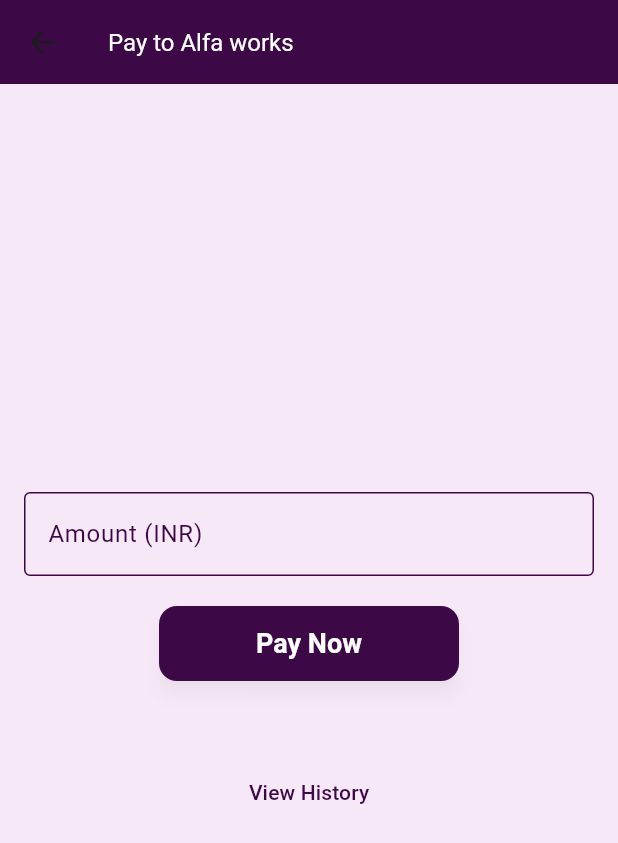
After one commit to Ansinarose/cutomer_app, a Flutter app: the PaymentsScreen screen opened directly, on a phone screen of 412 x 824 dp. The commit adds this screen. Shown: the top 843 px of the screen. Run offline on Flutter 3.47's test engine with Material 3 defaults, Android fonts, the light colour scheme and no system bars; our stand-ins replace bloc, carousel_slider, cloud_firestore, curved_navigation_bar, equatable, firebase_auth and 8 more; missing offline and left inert: razorpay_flutter; accounts and stored records are empty.

Commit message:
test payment done with company app,and history also showing

```diff
--- /dev/null
+++ b/lib/features/payment/views/payment_screen.dart
@@ -0,0 +1,86 @@
+import 'package:customer_application/common/constants/app_button_styles.dart';
+import 'package:customer_application/common/constants/app_colors.dart';
+import 'package:customer_application/common/constants/app_text_styles.dart';
+import 'package:customer_application/features/payment/views/payment_history_screen.dart';
+import 'package:flutter/material.dart';
+import 'package:customer_application/services/razorpay_service.dart';
+
+class PaymentsScreen extends StatefulWidget {
+  @override
+  _PaymentsScreenState createState() => _PaymentsScreenState();
+}
+
+class _PaymentsScreenState extends State<PaymentsScreen> {
+  final RazorpayService _razorpayService = RazorpayService();
+  final TextEditingController _amountController = TextEditingController();
+
+  @override
+  void dispose() {
+    _razorpayService.dispose();
+    _amountController.dispose();
+    super.dispose();
+  }
+
+  @override
+  Widget build(BuildContext context) {
+    return Scaffold(
+      backgroundColor: AppColors.scaffoldBackgroundcolor,
+      appBar: AppBar(
+        backgroundColor: AppColors.textPrimaryColor,
+        title: Text('Pay to Alfa works', style: AppTextStyles.whiteBody),
+      ),
+      body: Padding(
+        padding: const EdgeInsets.all(16.0),
+        child: Column(
+          mainAxisAlignment: MainAxisAlignment.center,
+          children: [
+            TextField(
+              controller: _amountController,
+              keyboardType: TextInputType.number,
+              decoration: InputDecoration(
+                labelText: 'Amount (INR)',
+                labelStyle: TextStyle(color: AppColors.textPrimaryColor),
+                border: OutlineInputBorder(
+                  borderSide: BorderSide(color: AppColors.textPrimaryColor),
+                ),
+                enabledBorder: OutlineInputBorder(
+                  borderSide: BorderSide(color: AppColors.textPrimaryColor),
+                ),
+                focusedBorder: OutlineInputBorder(
+                  borderSide: BorderSide(color: AppColors.textPrimaryColor),
+                ),
+              ),
+            ),
+            SizedBox(height: 20),
+            ElevatedButton(
+              style: AppButtonStyles.largeButton,
+              child: Text('Pay Now'),
+              onPressed: () {
+                if (_amountController.text.isNotEmpty) {
+                  double amount = double.parse(_amountController.text);
+                  _razorpayService.initiatePayment(amount);
+                } else {
+                  ScaffoldMessenger.of(context).showSnackBar(
+                    SnackBar(content: Text('Please enter an amount')),
+                  );
+                }
+              },
+            ),
+            SizedBox(height: 50,),
+            TextButton(
+              onPressed: () {
+                Navigator.of(context).push(
+                  MaterialPageRoute(builder: (context) => PaymentHistoryScreen()),
+                );
+              },
+              child: Text(
+                'View History',
+                style: TextStyle(color: AppColors.textPrimaryColor),
+              ),
+            ),
+          ],
+        ),
+      ),
+    );
+  }
+}
--- /dev/null
+++ b/lib/services/razorpay_service.dart
@@ -0,0 +1,72 @@
+import 'package:razorpay_flutter/razorpay_flutter.dart';
+import 'package:flutter/material.dart';
+import 'package:firebase_auth/firebase_auth.dart';
+import 'package:cloud_firestore/cloud_firestore.dart';
+
+class RazorpayService {
+  static const String _keyId = 'rzp_test_8xlE5n49iITFkd';
+  late Razorpay _razorpay;
+  final FirebaseFirestore _firestore = FirebaseFirestore.instance;
+  double _lastAmount = 0;
+
+  RazorpayService() {
+    _razorpay = Razorpay();
+    _razorpay.on(Razorpay.EVENT_PAYMENT_SUCCESS, _handlePaymentSuccess);
+    _razorpay.on(Razorpay.EVENT_PAYMENT_ERROR, _handlePaymentError);
+    _razorpay.on(Razorpay.EVENT_EXTERNAL_WALLET, _handleExternalWallet);
+  }
+
+  void initiatePayment(double amount) {
+    _lastAmount = amount;
+    var options = {
+      'key': _keyId,
+      'amount': (amount * 100).toInt(),
+      'name': 'Your Company Name',
+      'description': 'Test Payment',
+      'prefill': {
+        'contact': FirebaseAuth.instance.currentUser?.phoneNumber ?? '',
+        'email': FirebaseAuth.instance.currentUser?.email ?? '',
+      },
+      'external': {
+        'wallets': ['paytm']
+      }
+    };
+
+    try {
+      _razorpay.open(options);
+    } catch (e) {
+      debugPrint('Error: $e');
+    }
+  }
+
+  void _handlePaymentSuccess(PaymentSuccessResponse response) async {
+    print("Payment successful");
+    print("Payment ID: ${response.paymentId}");
+    print("Order ID: ${response.orderId}");
+    print("Signature: ${response.signature}");
+
+    // Save payment details to Firestore
+    await _firestore.collection('payments').add({
+      'amount': _lastAmount,
+      'paymentId': response.paymentId,
+      'orderId': response.orderId,
+      'signature': response.signature,
+      'date': DateTime.now().toIso8601String(),
+      'customerId': FirebaseAuth.instance.currentUser?.uid,
+    });
+  }
+
+  void _handlePaymentError(PaymentFailureResponse response) {
+    print("Payment failed");
+    print("Error code: ${response.code}");
+    print("Error message: ${response.message}");
+  }
+
+  void _handleExternalWallet(ExternalWalletResponse response) {
+    print("External wallet selected: ${response.walletName}");
+  }
+
+  void dispose() {
+    _razorpay.clear();
+  }
+}
--- a/pubspec.yaml
+++ b/pubspec.yaml
@@ -50,6 +50,7 @@ dependencies:
   smooth_page_indicator: ^1.1.0
   shared_preferences: ^2.2.3
   intl: ^0.19.0
+  razorpay_flutter: ^1.3.7
 dev_dependencies:
   flutter_test:
     sdk: flutter
```
Also changed, not shown: lib/common/widgets/bottom_nav_bar.dart (+7 -6 lines), lib/features/home/views/home_screen.dart (+7 -0 lines), lib/features/payment/views/payment_history_screen.dart (added, +65 -0 lines), pubspec.lock.
